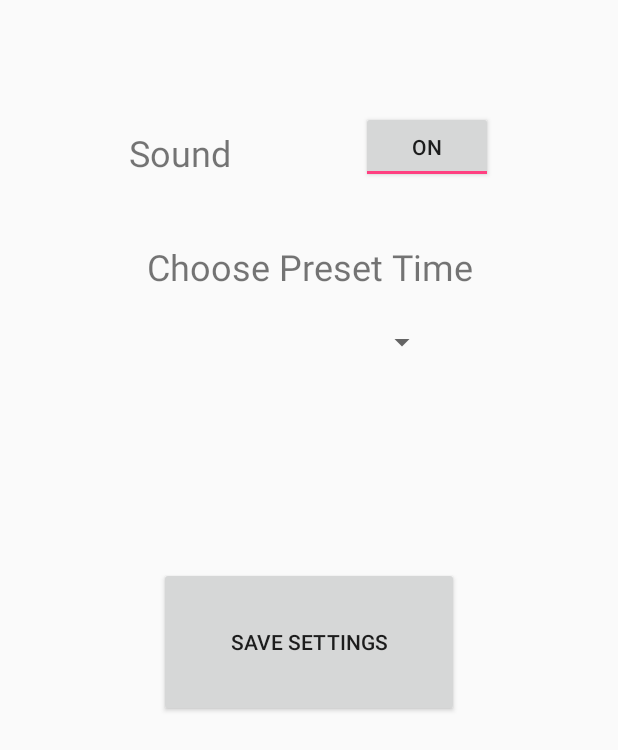
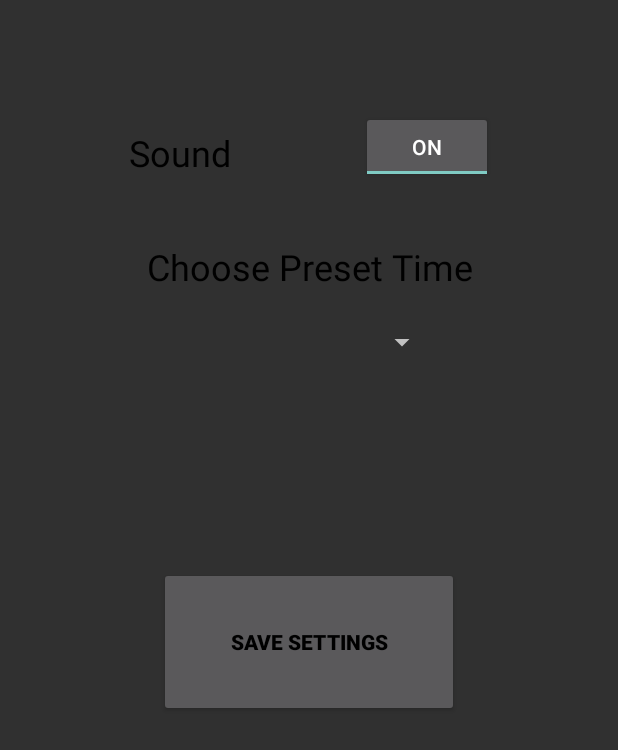
Before and after one commit to neo750a/MainRepo, an Android app: the layout activity_settings.xml on its own in the app's theme, with its tools: preview values and no code run, on a phone screen of 412 x 824 dp. Shown: the top 750 px of the screen. Run offline under Robolectric (Android 15) with nearby library versions, the phone set to English and light mode, and no system bars.

Commit message:
App Theme Updated
Updated app theme in android XML.  Removed title bar and gave an overall dark look.

```diff
--- a/ArguileChessClock/app/src/main/AndroidManifest.xml
+++ b/ArguileChessClock/app/src/main/AndroidManifest.xml
@@ -8,7 +8,7 @@
         android:label="@string/app_name"
         android:roundIcon="@mipmap/ic_launcher_round"
         android:supportsRtl="true"
-        android:theme="@style/AppTheme">
+        android:theme="@style/Theme.AppCompat.NoActionBar">
         <activity android:name=".MainActivity"
             android:screenOrientation="portrait">
             <intent-filter>
--- a/ArguileChessClock/app/src/main/res/layout/activity_settings.xml
+++ b/ArguileChessClock/app/src/main/res/layout/activity_settings.xml
@@ -14,14 +14,16 @@
         android:id="@+id/btnSave"
         android:layout_width="200dp"
         android:layout_height="100dp"
+        android:layout_marginBottom="8dp"
+        android:layout_marginTop="378dp"
         android:onClick="SaveSettings"
         android:text="Save Settings"
+        android:textColor="@android:color/black"
+        android:textStyle="bold"
+        app:layout_constraintBottom_toBottomOf="parent"
+        app:layout_constraintLeft_toLeftOf="parent"
         app:layout_constraintRight_toRightOf="parent"
-        app:layout_constraintLeft_toLeftOf="parent"
         app:layout_constraintTop_toTopOf="parent"
-        android:layout_marginTop="378dp"
-        app:layout_constraintBottom_toBottomOf="parent"
-        android:layout_marginBottom="8dp"
         app:layout_constraintVertical_bias="0.0" />
 
     <ToggleButton
@@ -39,13 +41,14 @@
         android:id="@+id/textView"
         android:layout_width="73dp"
         android:layout_height="30dp"
+        android:layout_marginTop="85dp"
         android:text="Sound"
         android:textAlignment="center"
+        android:textColor="@android:color/black"
         android:textSize="24sp"
+        app:layout_constraintLeft_toLeftOf="parent"
         app:layout_constraintRight_toLeftOf="@+id/tbSound"
-        app:layout_constraintLeft_toLeftOf="parent"
-        app:layout_constraintTop_toTopOf="parent"
-        android:layout_marginTop="85dp" />
+        app:layout_constraintTop_toTopOf="parent" />
 
     <Spinner
         android:id="@+id/spTime"
@@ -74,14 +77,15 @@
         android:id="@+id/textView2"
         android:layout_width="wrap_content"
         android:layout_height="wrap_content"
+        android:layout_marginBottom="8dp"
+        android:layout_marginTop="28dp"
         android:text="Choose Preset Time"
+        android:textColor="@android:color/black"
         android:textSize="24sp"
+        app:layout_constraintBottom_toTopOf="@+id/spTime"
+        app:layout_constraintHorizontal_bias="0.505"
+        app:layout_constraintLeft_toLeftOf="parent"
         app:layout_constraintRight_toRightOf="parent"
-        app:layout_constraintLeft_toLeftOf="parent"
-        android:layout_marginTop="28dp"
-        app:layout_constraintTop_toBottomOf="@+id/tbSound"
-        app:layout_constraintHorizontal_bias="0.505"
-        android:layout_marginBottom="8dp"
-        app:layout_constraintBottom_toTopOf="@+id/spTime" />
+        app:layout_constraintTop_toBottomOf="@+id/tbSound" />
 
 </android.support.constraint.ConstraintLayout>
```
Also changed, not shown: ArguileChessClock/app/src/main/res/layout/activity_main.xml (+8 -4 lines), ArguileChessClock/app/src/main/res/layout/activity_play.xml (+12 -6 lines).
